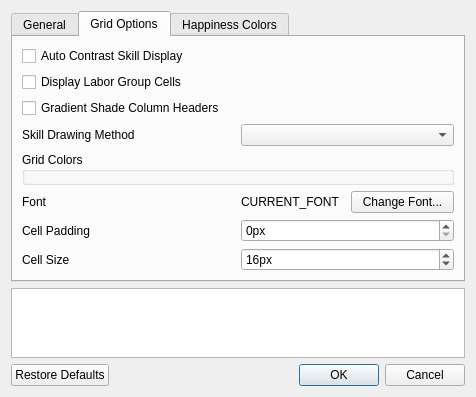
This is ui/optionsmenu.ui in Dwarf-Therapist/Dwarf-Therapist as Qt 5 draws it before an edit. The edited form follows.
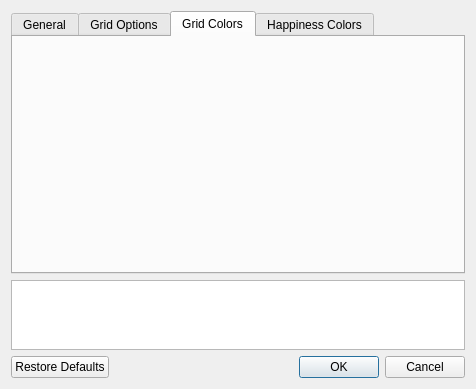
This is the edited form. The open tabs and pages were chosen to show the change. Icons and pictures are not drawn.

Commit message: Split "Grid Colors" from "Grid options" section of Options screen (Fixed issue 126)

What changed in the file:
```diff
--- a/ui/optionsmenu.ui
+++ b/ui/optionsmenu.ui
@@ -161,7 +161,7 @@
        </item>
       </layout>
      </widget>
-     <widget class="QWidget" name="tab_grid_colors">
+     <widget class="QWidget" name="tab_grid_options">
       <attribute name="icon">
        <iconset resource="../images.qrc">
         <normaloff>:/img/color_swatch.png</normaloff>:/img/color_swatch.png</iconset>
@@ -169,7 +169,7 @@
       <attribute name="title">
        <string>Grid Options</string>
       </attribute>
-      <layout class="QVBoxLayout" name="verticalLayout_2" stretch="0,0,0,0,5,0,0,0">
+      <layout class="QVBoxLayout" name="verticalLayout_2" stretch="0,0,0,0,0,0,0">
        <item>
         <widget class="QCheckBox" name="cb_auto_contrast">
          <property name="toolTip">
@@ -251,18 +251,6 @@
          </item>
         </layout>
        </item>
-       <item>
-        <widget class="QGroupBox" name="group_general_colors">
-         <property name="styleSheet">
-          <string notr="true">QtColorPicker {
-text-align: left;
-}</string>
-         </property>
-         <property name="title">
-          <string>Grid Colors</string>
-         </property>
-        </widget>
-       </item>
        <item>
         <layout class="QHBoxLayout" name="horizontalLayout_4">
          <item>
@@ -423,6 +411,15 @@
        </item>
       </layout>
      </widget>
+     <widget class="QWidget" name="tab_grid_colors">
+      <attribute name="icon">
+       <iconset resource="../images.qrc">
+        <normaloff>:/img/color_wheel.png</normaloff>:/img/color_wheel.png</iconset>
+      </attribute>
+      <attribute name="title">
+       <string>Grid Colors</string>
+      </attribute>
+     </widget>
      <widget class="QWidget" name="tab_happiness_colors">
       <attribute name="icon">
        <iconset resource="../images.qrc">
```
The commit also changes 2 other files.
